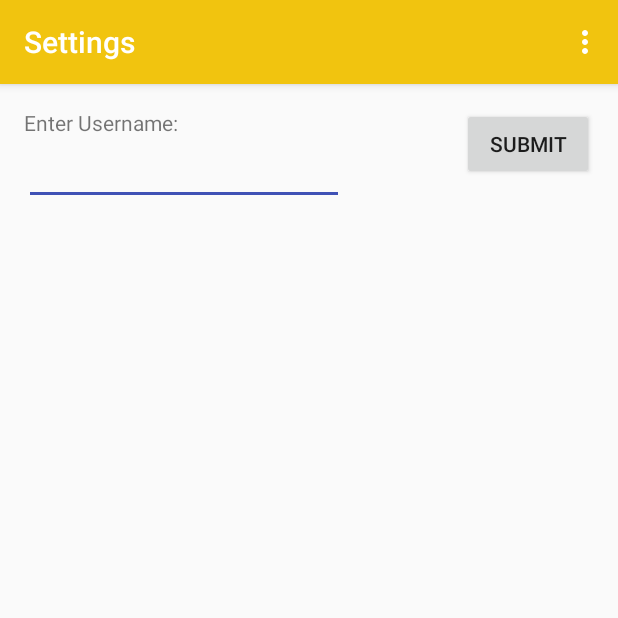
After one commit to VanshilShah/B2bRbcHackathon, an Android app: the Settings screen opened directly, with no data from a screen before it, on a phone screen of 412 x 824 dp, the top half of it. The commit adds this screen. Run offline under Robolectric (Android 15) with nearby library versions, the phone set to English and light mode, and no system bars; our stand-ins replace ButterKnife.

Commit message:
Setting Activity added, submission to preference method created

```diff
--- a/rbchacks/app/src/main/AndroidManifest.xml
+++ b/rbchacks/app/src/main/AndroidManifest.xml
@@ -6,8 +6,6 @@
     <uses-permission android:name="android.permission.ACCESS_NETWORK_STATE" />
     <uses-permission android:name="android.permission.ACCESS_COARSE_LOCATION" />
     <uses-permission android:name="android.permission.ACCESS_FINE_LOCATION" />
-
-
 
     <application
         android:allowBackup="true"
@@ -31,6 +29,10 @@
             android:name="com.google.android.geo.API_KEY"
             android:value="AIzaSyAPEIypJVAACkDOOrVjEtYqpAXUxgn0KeY" />
 
+        <activity
+            android:name=".Settings"
+            android:label="@string/title_activity_settings" >
+        </activity>
     </application>
 
 </manifest>
--- /dev/null
+++ b/rbchacks/app/src/main/java/com/vanshil/rbchacks/Settings.java
@@ -0,0 +1,54 @@
+package com.vanshil.rbchacks;
+
+import android.content.Context;
+import android.content.SharedPreferences;
+import android.support.v7.app.AppCompatActivity;
+import android.os.Bundle;
+import android.view.Menu;
+import android.view.MenuItem;
+import android.widget.EditText;
+
+import butterknife.BindView;
+import butterknife.ButterKnife;
+
+public class Settings extends AppCompatActivity {
+
+    @BindView(R.id.username_input)
+    EditText usernameInput;
+
+    @Override
+    protected void onCreate(Bundle savedInstanceState) {
+        super.onCreate(savedInstanceState);
+        setContentView(R.layout.activity_settings);
+        ButterKnife.bind(this);
+    }
+
+    @Override
+    public boolean onCreateOptionsMenu(Menu menu) {
+        // Inflate the menu; this adds items to the action bar if it is present.
+        getMenuInflater().inflate(R.menu.menu_settings, menu);
+        return true;
+    }
+
+    @Override
+    public boolean onOptionsItemSelected(MenuItem item) {
+        // Handle action bar item clicks here. The action bar will
+        // automatically handle clicks on the Home/Up button, so long
+        // as you specify a parent activity in AndroidManifest.xml.
+        int id = item.getItemId();
+
+        //noinspection SimplifiableIfStatement
+        if (id == R.id.action_settings) {
+            return true;
+        }
+
+        return super.onOptionsItemSelected(item);
+    }
+
+    public void usernameEntered(){
+        SharedPreferences sharedPref = this.getPreferences(Context.MODE_PRIVATE);
+        SharedPreferences.Editor editor = sharedPref.edit();
+        editor.putString("username", usernameInput.getText().toString());
+        editor.commit();
+    }
+}
--- /dev/null
+++ b/rbchacks/app/src/main/res/layout/activity_settings.xml
@@ -0,0 +1,34 @@
+<RelativeLayout xmlns:android="http://schemas.android.com/apk/res/android"
+    xmlns:tools="http://schemas.android.com/tools" android:layout_width="match_parent"
+    android:layout_height="match_parent" android:paddingLeft="@dimen/activity_horizontal_margin"
+    android:paddingRight="@dimen/activity_horizontal_margin"
+    android:paddingTop="@dimen/activity_vertical_margin"
+    android:paddingBottom="@dimen/activity_vertical_margin"
+    tools:context="com.vanshil.rbchacks.Settings"
+    android:clickable="true"
+    android:onClick="usernameEntered">
+
+    <TextView android:text="Enter Username:" android:layout_width="wrap_content"
+        android:layout_height="wrap_content"
+        android:id="@+id/textView" />
+
+    <EditText
+        android:layout_width="wrap_content"
+        android:layout_height="wrap_content"
+        android:inputType="textPersonName"
+        android:ems="10"
+        android:id="@+id/username_input"
+        android:layout_below="@+id/textView"
+        android:layout_alignParentLeft="true"
+        android:layout_alignParentStart="true" />
+
+    <Button
+        android:layout_width="wrap_content"
+        android:layout_height="wrap_content"
+        android:text="Submit"
+        android:id="@+id/button"
+        android:layout_alignParentTop="true"
+        android:layout_alignParentRight="true"
+        android:layout_alignParentEnd="true" />
+
+</RelativeLayout>
--- /dev/null
+++ b/rbchacks/app/src/main/res/menu/menu_settings.xml
@@ -0,0 +1,6 @@
+<menu xmlns:android="http://schemas.android.com/apk/res/android"
+    xmlns:app="http://schemas.android.com/apk/res-auto"
+    xmlns:tools="http://schemas.android.com/tools" tools:context="com.vanshil.rbchacks.Settings">
+    <item android:id="@+id/action_settings" android:title="@string/action_settings"
+        android:orderInCategory="100" app:showAsAction="never" />
+</menu>
--- a/rbchacks/app/src/main/res/values/colors.xml
+++ b/rbchacks/app/src/main/res/values/colors.xml
@@ -1,5 +1,6 @@
 <?xml version="1.0" encoding="utf-8"?>
 <resources>
+
     <color name="colorPrimary">#f1c40f</color>
     <color name="colorPrimaryDark">#f39c12</color>
     <color name="colorAccent">#3F51B5</color>
--- a/rbchacks/app/src/main/res/values/strings.xml
+++ b/rbchacks/app/src/main/res/values/strings.xml
@@ -15,4 +15,5 @@
     <string name="title_activity_my_store">MyStore</string>
 
     <string name="hello_world">Hello world!</string>
+    <string name="title_activity_settings">Settings</string>
 </resources>
```
